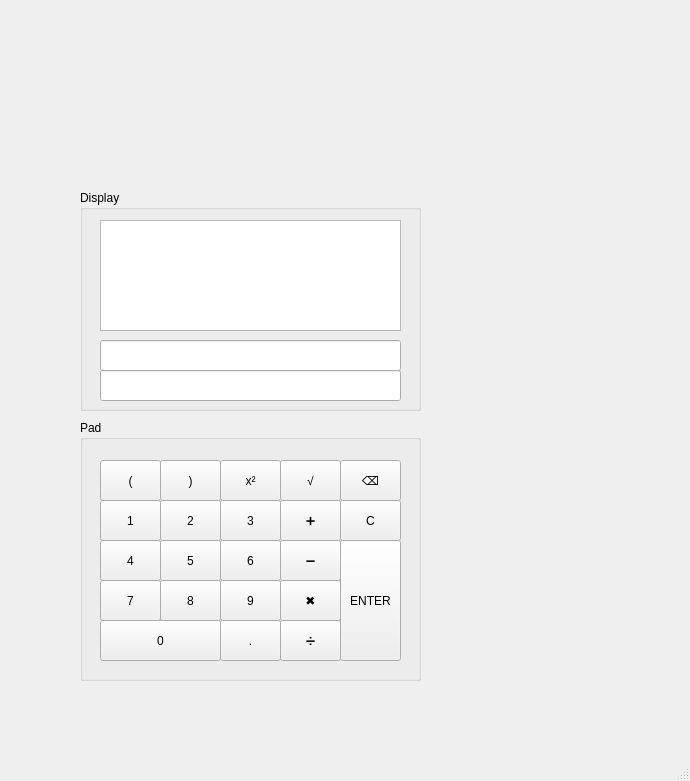
First picture: the form in calculator.ui, repository JSeongH/Make_Calculator_By_PyQt5, before the edit.
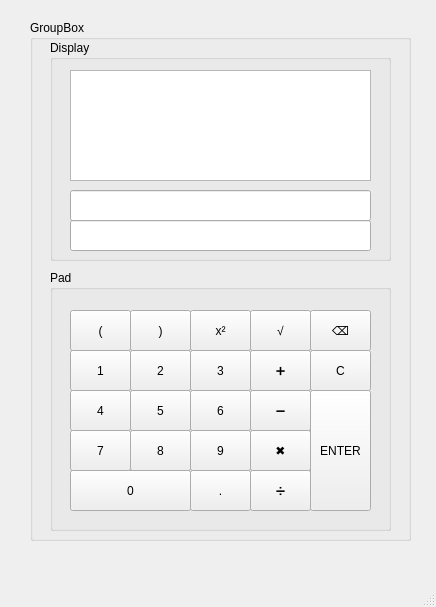
Second picture: the form after the edit.

The edit to the form file:
```diff
--- a/calculator.ui
+++ b/calculator.ui
@@ -6,19 +6,31 @@
    <rect>
     <x>0</x>
     <y>0</y>
-    <width>690</width>
-    <height>781</height>
+    <width>436</width>
+    <height>607</height>
    </rect>
   </property>
   <property name="windowTitle">
    <string>MainWindow</string>
   </property>
   <widget class="QWidget" name="centralwidget">
+   <widget class="QGroupBox" name="groupBox">
+    <property name="geometry">
+     <rect>
+      <x>30</x>
+      <y>20</y>
+      <width>381</width>
+      <height>521</height>
+     </rect>
+    </property>
+    <property name="title">
+     <string>GroupBox</string>
+    </property>
    <widget class="QGroupBox" name="Pad">
     <property name="geometry">
      <rect>
-      <x>80</x>
-      <y>420</y>
+       <x>20</x>
+       <y>250</y>
       <width>341</width>
       <height>261</height>
      </rect>
@@ -316,8 +328,8 @@
    <widget class="QGroupBox" name="Display">
     <property name="geometry">
      <rect>
-      <x>80</x>
-      <y>190</y>
+       <x>20</x>
+       <y>20</y>
       <width>341</width>
       <height>221</height>
      </rect>
@@ -357,12 +369,13 @@
     </widget>
    </widget>
   </widget>
+  </widget>
   <widget class="QMenuBar" name="menubar">
    <property name="geometry">
     <rect>
      <x>0</x>
      <y>0</y>
-     <width>690</width>
+     <width>436</width>
      <height>22</height>
     </rect>
    </property>
```
Lines whose indentation alone changed are shown as unchanged.
